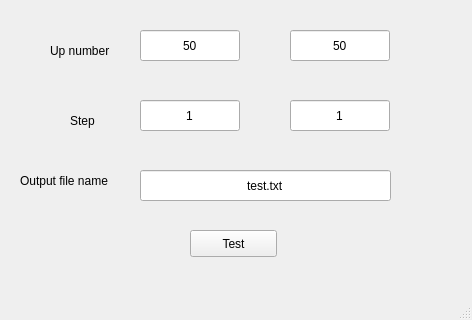
Before: the Qt Designer form gui/snf_tester_gui.ui in blenten/SNF, drawn with Qt 5; both pictures show x 0 to 472 and y 160 to 480 of the 472 by 480 pixel window.
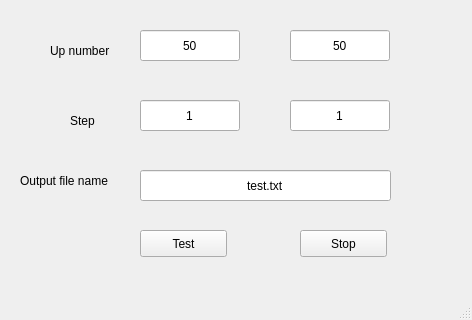
After: the same form once the commit is applied.

Diff of the .ui file:
```diff
--- a/gui/snf_tester_gui.ui
+++ b/gui/snf_tester_gui.ui
@@ -23,7 +23,7 @@
    <widget class="QPushButton" name="testButt">
     <property name="geometry">
      <rect>
-      <x>190</x>
+      <x>140</x>
       <y>390</y>
       <width>87</width>
       <height>27</height>
@@ -338,6 +338,19 @@
      <string>Output file name</string>
     </property>
    </widget>
+   <widget class="QPushButton" name="stopButt">
+    <property name="geometry">
+     <rect>
+      <x>300</x>
+      <y>390</y>
+      <width>87</width>
+      <height>27</height>
+     </rect>
+    </property>
+    <property name="text">
+     <string>Stop</string>
+    </property>
+   </widget>
   </widget>
   <widget class="QMenuBar" name="menubar">
    <property name="geometry">
```
